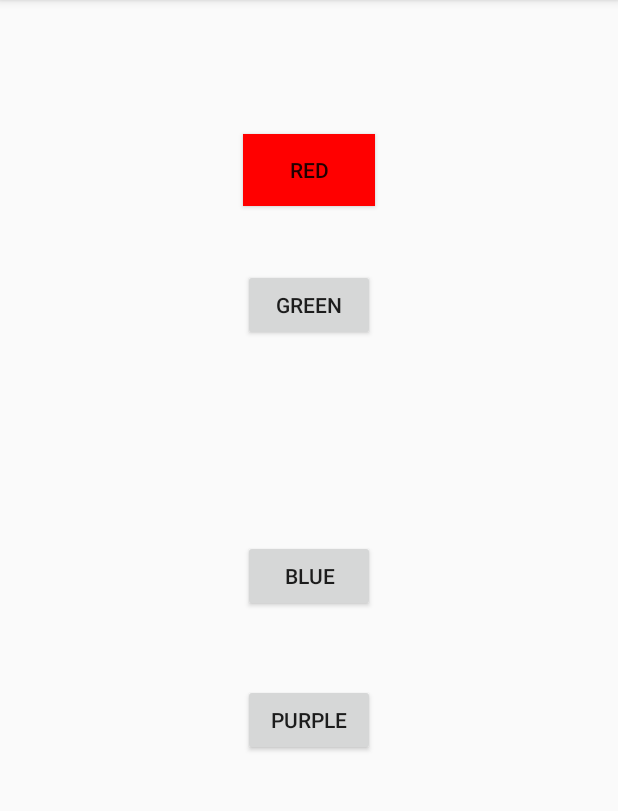
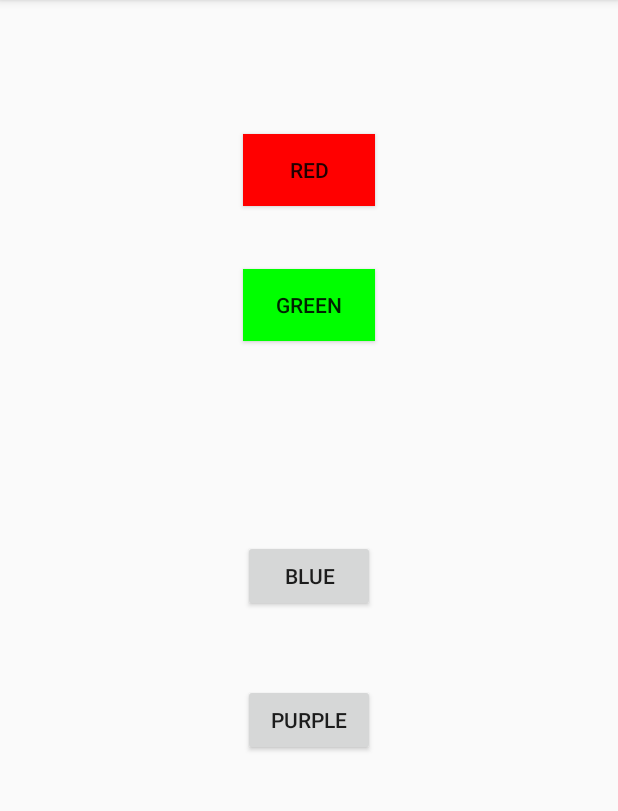
Before and after one commit to siva002/ColorButtons, an Android app: the screen it shows after launch (MainActivity), after a tap on "GREEN", on a phone screen of 412 x 824 dp, the part 84-895 px from its top. Run offline under Robolectric (Android 15) with nearby library versions, the phone set to English and light mode, and no system bars; 1 other tap on this screen came first.

```diff
--- a/app/src/main/java/com/example/sivaprasad/colorbuttons/MainActivity.java
+++ b/app/src/main/java/com/example/sivaprasad/colorbuttons/MainActivity.java
@@ -1,4 +1,5 @@
 package com.example.sivaprasad.colorbuttons;
+
 
 import android.graphics.Color;
 import android.support.v7.app.ActionBarActivity;
@@ -10,7 +11,7 @@ import android.view.View;
 import android.widget.Button;
 
 
-public class MainActivity extends ActionBarActivity {
+public class MainActivity extends ActionBarActivity implements View.OnClickListener{
 
     private Button button_red ;
     private Button button_blue ;
@@ -39,24 +40,10 @@ public class MainActivity extends ActionBarActivity {
             }
 
         });
-        button_blue.setOnClickListener(new View.OnClickListener() {
-            @Override
-            public void onClick(View v) {
-                Log.d("ONCLICK","button clicked");
-            }
-        });
-        button_green.setOnClickListener(new View.OnClickListener() {
-            @Override
-            public void onClick(View v) {
-                Log.d("ONCLICK","button clicked");
-            }
-        });
-        button_purple.setOnClickListener(new View.OnClickListener() {
-            @Override
-            public void onClick(View v) {
-                Log.d("ONCLICK","button clicked");
-            }
-        });
+        button_blue.setOnClickListener( new Listener());
+
+        button_green.setOnClickListener(this);
+        button_purple.setOnClickListener(this);
 
     }
 
@@ -82,4 +69,44 @@ public class MainActivity extends ActionBarActivity {
 
         return super.onOptionsItemSelected(item);
     }
+
+    @Override
+    public void onClick(View v) {
+
+        switch (v.getId()) {
+            case R.id.red :
+                Log.d("ONCLICK", "Red Button Pressed");
+                v.setBackgroundColor(Color.RED);
+                break;
+            case R.id.blue :
+                Log.d("ONCLICK","Blue Button Pressed");
+                v.setBackgroundColor(Color.BLUE);
+                break;
+            case R.id.green :
+                Log.d("ONCLICK","Green Button Pressed");
+                v.setBackgroundColor(Color.GREEN);
+                break;
+            case R.id.purple :
+                Log.d("ONCLICK","Purple Button Pressed");
+                v.setBackgroundColor(Color.YELLOW);
+        }
+
+    }
+
+    public void clickRed(View view){
+        Log.d("ONCLICK","blue button clicked");
+        view.setBackgroundColor(Color.BLUE);
+    }
+    class Listener implements View.OnClickListener
+    {
+
+        @Override
+        public void onClick(View v) {
+            if ( v.getId() == R.id.blue){
+                Log.d("ONCLICK","blue button clicked");
+                v.setBackgroundColor(Color.BLUE);
+            }
+        }
+
+    }
 }
--- a/app/src/main/res/layout/activity_main.xml
+++ b/app/src/main/res/layout/activity_main.xml
@@ -13,7 +13,8 @@
         android:id="@+id/red"
         android:layout_alignParentTop="true"
         android:layout_centerHorizontal="true"
-        android:layout_marginTop="73dp" />
+        android:layout_marginTop="73dp"
+        android:onClick="clickRed"/>
 
     <Button
         android:layout_width="wrap_content"
```
